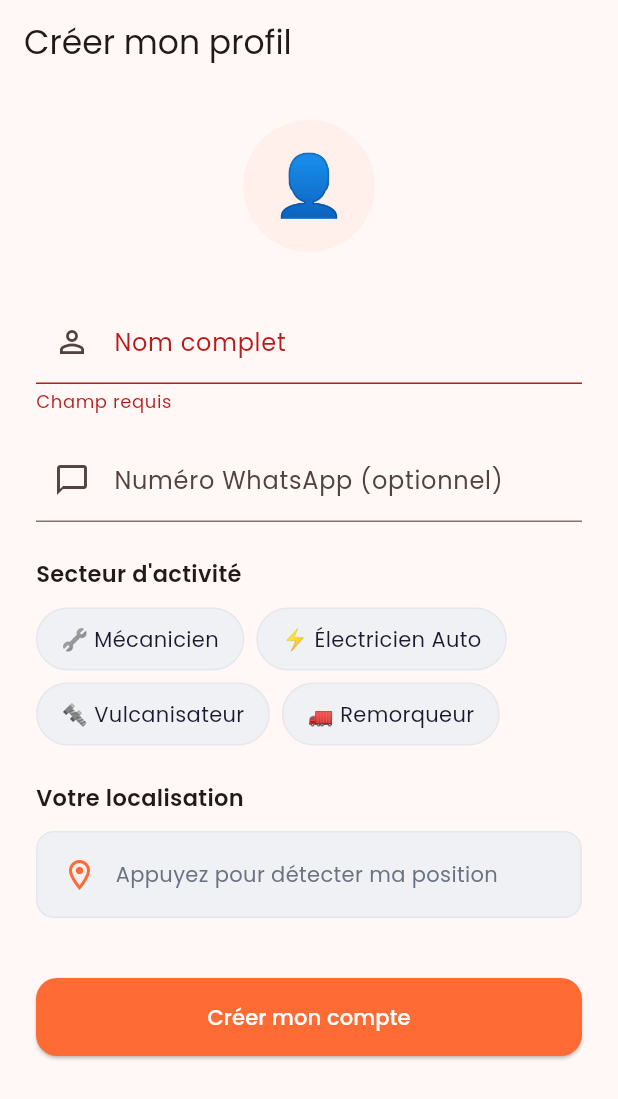
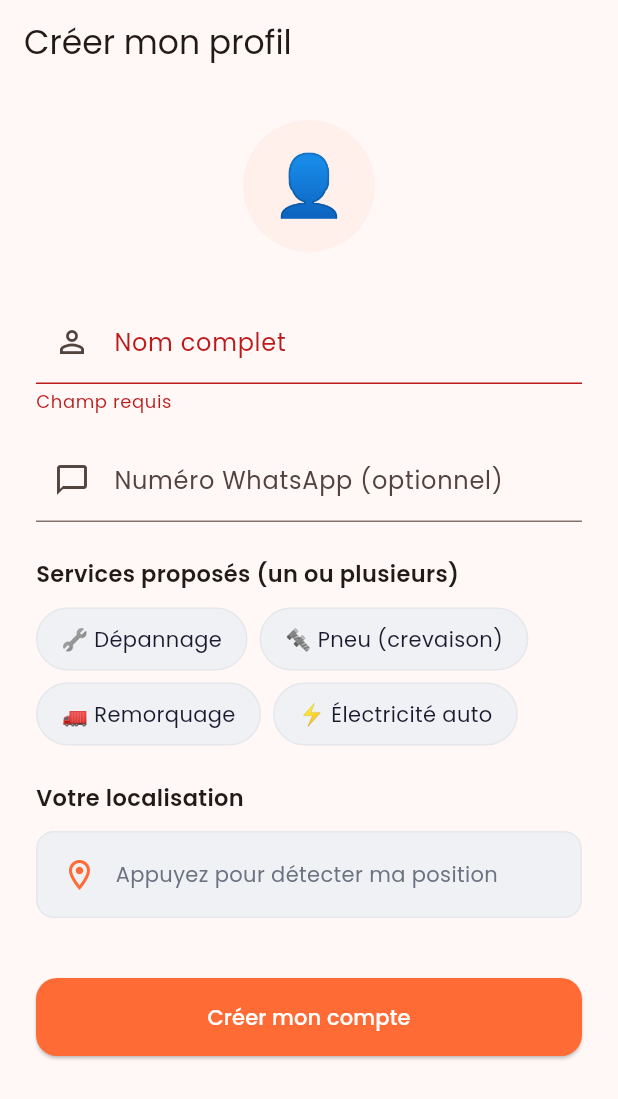
Before and after one commit to hamyago/vigiroutes-pro, a Flutter app: the ProfileSetupScreen screen opened by its route, after a tap on "Créer mon compte", on a phone screen of 412 x 824 dp. Shown: the top 1099 px of the screen. Run offline on Flutter 3.47's test engine with Material 3 defaults, Android fonts, the phone set to English and light mode, and no system bars; our stand-ins replace audioplayers, dio, firebase_auth, firebase_core, firebase_messaging, flutter_tts and 8 more; accounts and stored records are empty; network calls fail.

Commit message:
feat(pro): inscription multi-services (depannage/pneu/remorquage/electricite) au lieu d'un secteur unique

```diff
--- a/lib/features/auth/screens/profile_setup_screen.dart
+++ b/lib/features/auth/screens/profile_setup_screen.dart
@@ -20,15 +20,17 @@ class _ProfileSetupScreenState extends State<ProfileSetupScreen> {
   final _formKey   = GlobalKey<FormState>();
   final _locationService = LocationService();
 
-  String? _selectedSector;
+  final Set<String> _selectedServices = {};
   bool _loadingLocation = false;
   double? _lat, _lng;
 
-  static const _sectors = [
-    {'value': 'mecanicien',       'label': '🔧 Mécanicien'},
-    {'value': 'electricien_auto', 'label': '⚡ Électricien Auto'},
-    {'value': 'vulcanisateur',    'label': '🔩 Vulcanisateur'},
-    {'value': 'remorqueur',       'label': '🚛 Remorqueur'},
+  // Services proposés (ids alignés sur le catalogue client /service-types).
+  // Le prestataire peut en cocher PLUSIEURS.
+  static const _services = [
+    {'value': 'depannage',   'label': '🔧 Dépannage'},
+    {'value': 'pneu',        'label': '🔩 Pneu (crevaison)'},
+    {'value': 'remorquage',  'label': '🚛 Remorquage'},
+    {'value': 'electricite', 'label': '⚡ Électricité auto'},
   ];
 
   @override
@@ -52,9 +54,9 @@ class _ProfileSetupScreenState extends State<ProfileSetupScreen> {
     if (!_formKey.currentState!.validate()) return;
     final auth = context.read<AuthController>();
 
-    if (_selectedSector == null) {
+    if (_selectedServices.isEmpty) {
       ScaffoldMessenger.of(context).showSnackBar(
-        const SnackBar(content: Text('Sélectionnez votre secteur d\'activité.')),
+        const SnackBar(content: Text('Sélectionnez au moins un service.')),
       );
       return;
     }
@@ -71,8 +73,8 @@ class _ProfileSetupScreenState extends State<ProfileSetupScreen> {
     await auth.completeProviderProfile(
       name:         _nameCtrl.text.trim(),
       phone:        _phoneCtrl.text.trim(),
-      sector:       _selectedSector!,
-      serviceTypes: [],
+      sector:       _selectedServices.first,
+      serviceTypes: _selectedServices.toList(),
       latitude:     _lat!,
       longitude:    _lng!,
     );
@@ -143,17 +145,23 @@ class _ProfileSetupScreenState extends State<ProfileSetupScreen> {
                 ),
                 const SizedBox(height: 24),
                 const Text(
-                  'Secteur d\'activité',
+                  'Services proposés (un ou plusieurs)',
                   style: TextStyle(fontWeight: FontWeight.w600, fontSize: 15),
                 ),
                 const SizedBox(height: 12),
                 Wrap(
                   spacing: 8,
                   runSpacing: 8,
-                  children: _sectors.map((s) {
-                    final selected = _selectedSector == s['value'];
+                  children: _services.map((s) {
+                    final selected = _selectedServices.contains(s['value']);
                     return GestureDetector(
-                      onTap: () => setState(() => _selectedSector = s['value']),
+                      onTap: () => setState(() {
+                        if (selected) {
+                          _selectedServices.remove(s['value']);
+                        } else {
+                          _selectedServices.add(s['value']!);
+                        }
+                      }),
                       child: AnimatedContainer(
                         duration: const Duration(milliseconds: 200),
                         padding: const EdgeInsets.symmetric(horizontal: 16, vertical: 10),
@@ -164,12 +172,21 @@ class _ProfileSetupScreenState extends State<ProfileSetupScreen> {
                             color: selected ? AppColors.primary : AppColors.border,
                           ),
                         ),
-                        child: Text(
-                          s['label']!,
-                          style: TextStyle(
-                            color: selected ? Colors.white : AppColors.textPrimary,
-                            fontWeight: selected ? FontWeight.w600 : FontWeight.w400,
-                          ),
+                        child: Row(
+                          mainAxisSize: MainAxisSize.min,
+                          children: [
+                            if (selected) ...[
+                              const Icon(Icons.check, size: 16, color: Colors.white),
+                              const SizedBox(width: 6),
+                            ],
+                            Text(
+                              s['label']!,
+                              style: TextStyle(
+                                color: selected ? Colors.white : AppColors.textPrimary,
+                                fontWeight: selected ? FontWeight.w600 : FontWeight.w400,
+                              ),
+                            ),
+                          ],
                         ),
                       ),
                     );
```
